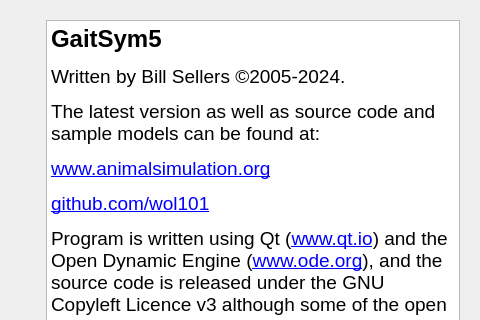
Above: GaitSymQt/DialogAbout.ui from wol101/GaitSym5 before the change; both pictures show x 413 to 893 and y 0 to 320 of the 893 by 639 pixel window. Below: the same form after it.
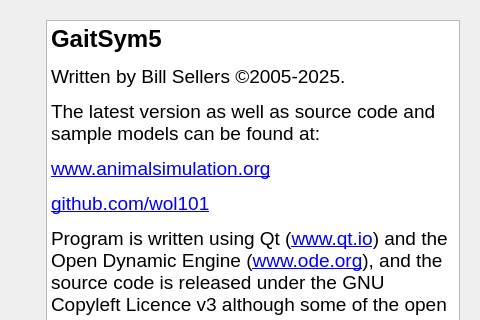
That is the form after the change. Icons and pictures are not drawn.

Commit message: Updated the dates in the about box

```diff
--- a/GaitSymQt/DialogAbout.ui
+++ b/GaitSymQt/DialogAbout.ui
@@ -131,9 +131,9 @@
 hr { height: 1px; border-width: 0; }
 li.unchecked::marker { content: &quot;\2610&quot;; }
 li.checked::marker { content: &quot;\2612&quot;; }
-&lt;/style&gt;&lt;/head&gt;&lt;body style=&quot; font-family:'.AppleSystemUIFont'; font-size:13pt; font-weight:400; font-style:normal;&quot;&gt;
+&lt;/style&gt;&lt;/head&gt;&lt;body style=&quot; font-family:'Segoe UI'; font-size:9pt; font-weight:400; font-style:normal;&quot;&gt;
 &lt;p style=&quot; margin-top:12px; margin-bottom:12px; margin-left:0px; margin-right:0px; -qt-block-indent:0; text-indent:0px;&quot;&gt;&lt;span style=&quot; font-family:'Arial','Helvetica','Verdana','sans-serif'; font-size:18pt; font-weight:600;&quot;&gt;GaitSym5&lt;/span&gt;&lt;/p&gt;
-&lt;p style=&quot; margin-top:12px; margin-bottom:12px; margin-left:0px; margin-right:0px; -qt-block-indent:0; text-indent:0px;&quot;&gt;&lt;span style=&quot; font-family:'Arial','Helvetica','Verdana','sans-serif'; font-size:14pt;&quot;&gt;Written by Bill Sellers ©2005-2024.&lt;/span&gt;&lt;/p&gt;
+&lt;p style=&quot; margin-top:12px; margin-bottom:12px; margin-left:0px; margin-right:0px; -qt-block-indent:0; text-indent:0px;&quot;&gt;&lt;span style=&quot; font-family:'Arial','Helvetica','Verdana','sans-serif'; font-size:14pt;&quot;&gt;Written by Bill Sellers ©2005-2025.&lt;/span&gt;&lt;/p&gt;
 &lt;p style=&quot; margin-top:12px; margin-bottom:12px; margin-left:0px; margin-right:0px; -qt-block-indent:0; text-indent:0px;&quot;&gt;&lt;span style=&quot; font-family:'Arial','Helvetica','Verdana','sans-serif'; font-size:14pt;&quot;&gt;The latest version as well as source code and sample models can be found at:&lt;/span&gt;&lt;/p&gt;
 &lt;p style=&quot; margin-top:12px; margin-bottom:12px; margin-left:0px; margin-right:0px; -qt-block-indent:0; text-indent:0px;&quot;&gt;&lt;a href=&quot;www.animalsimulation.org&quot;&gt;&lt;span style=&quot; font-family:'Arial','Helvetica','Verdana','sans-serif'; font-size:14pt; text-decoration: underline; color:#0000ff;&quot;&gt;www.animalsimulation.org&lt;/span&gt;&lt;/a&gt;&lt;/p&gt;
 &lt;p style=&quot; margin-top:12px; margin-bottom:12px; margin-left:0px; margin-right:0px; -qt-block-indent:0; text-indent:0px;&quot;&gt;&lt;a href=&quot;github.com/wol101&quot;&gt;&lt;span style=&quot; font-family:'Arial','Helvetica','Verdana','sans-serif'; font-size:14pt; text-decoration: underline; color:#0000ff;&quot;&gt;github.com/wol101&lt;/span&gt;&lt;/a&gt;&lt;/p&gt;
```
Left out of the diff: 12 changed lines with no effect on the pictures.
